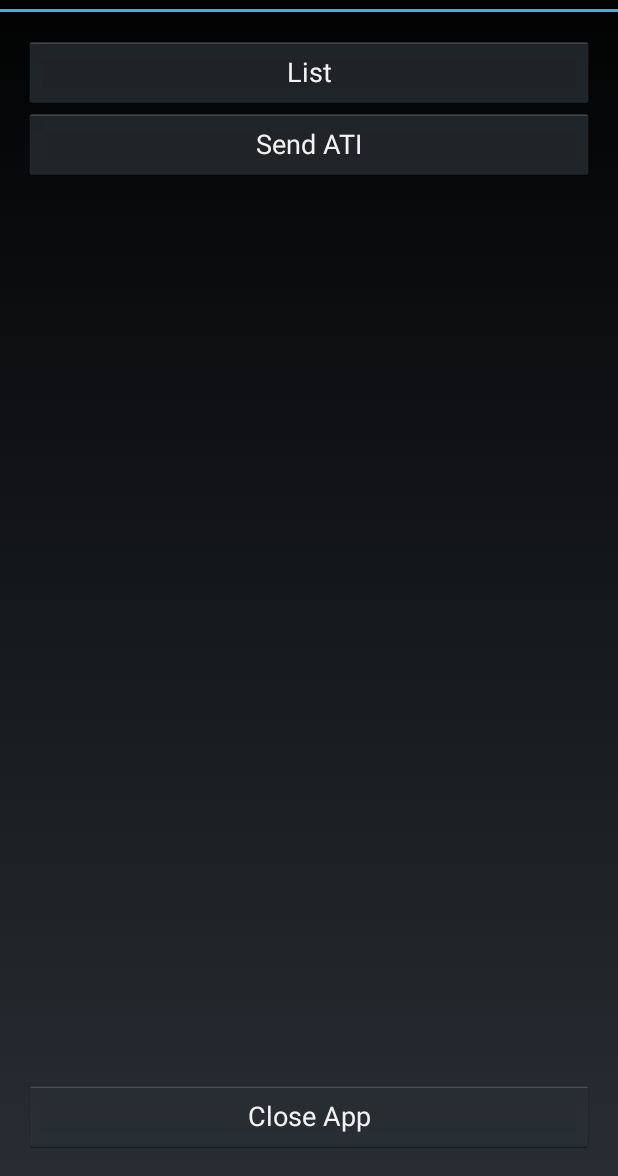
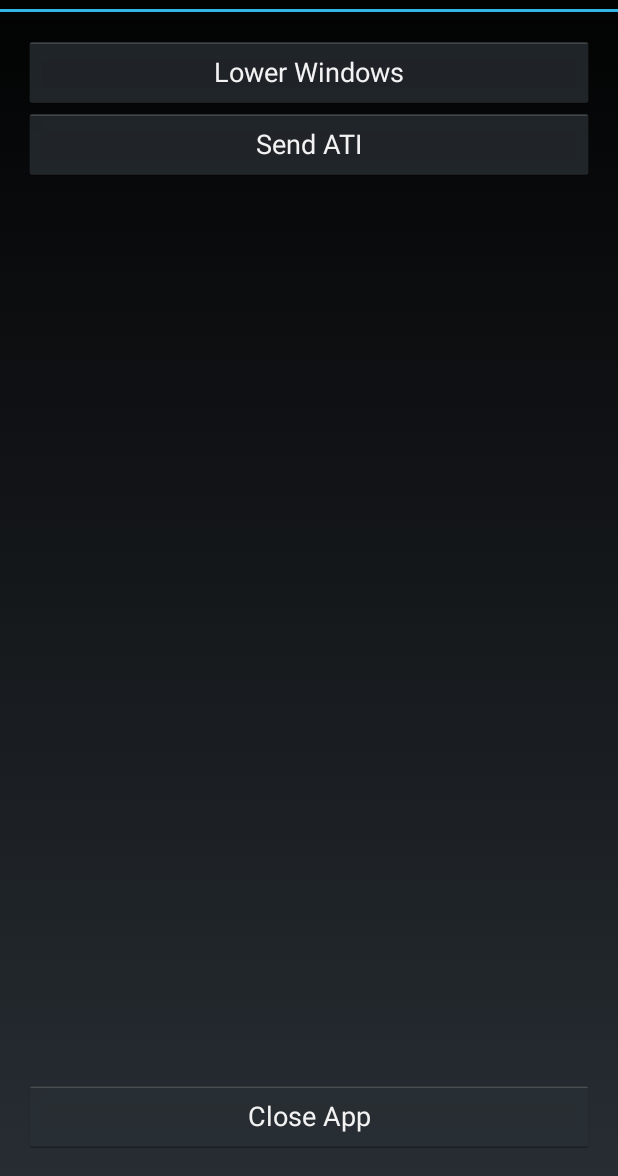
Before and after one commit to geoghegan/ScootyBus, an Android app: the screen it shows after launch (MainActivity), on a phone screen of 412 x 824 dp, the part 60-1236 px from its top. Run offline under Robolectric (Android 15) with nearby library versions, the phone set to English and light mode, and no system bars.

Commit message:
Creates onSendLowerWindows()

```diff
--- a/app/src/main/res/layout/activity_main.xml
+++ b/app/src/main/res/layout/activity_main.xml
@@ -15,8 +15,8 @@
     <Button
         android:layout_width="match_parent"
         android:layout_height="wrap_content"
-        android:text="List"
-        android:onClick="showDevices"
+        android:text="Lower Windows"
+        android:onClick="onSendLowerWindows"
         android:layout_row="2"
         android:layout_column="1" />
 
```
Also changed, not shown: app/src/main/java/net/nickgeoghegan/scootybus/MainActivity.java (+17 -0 lines).
